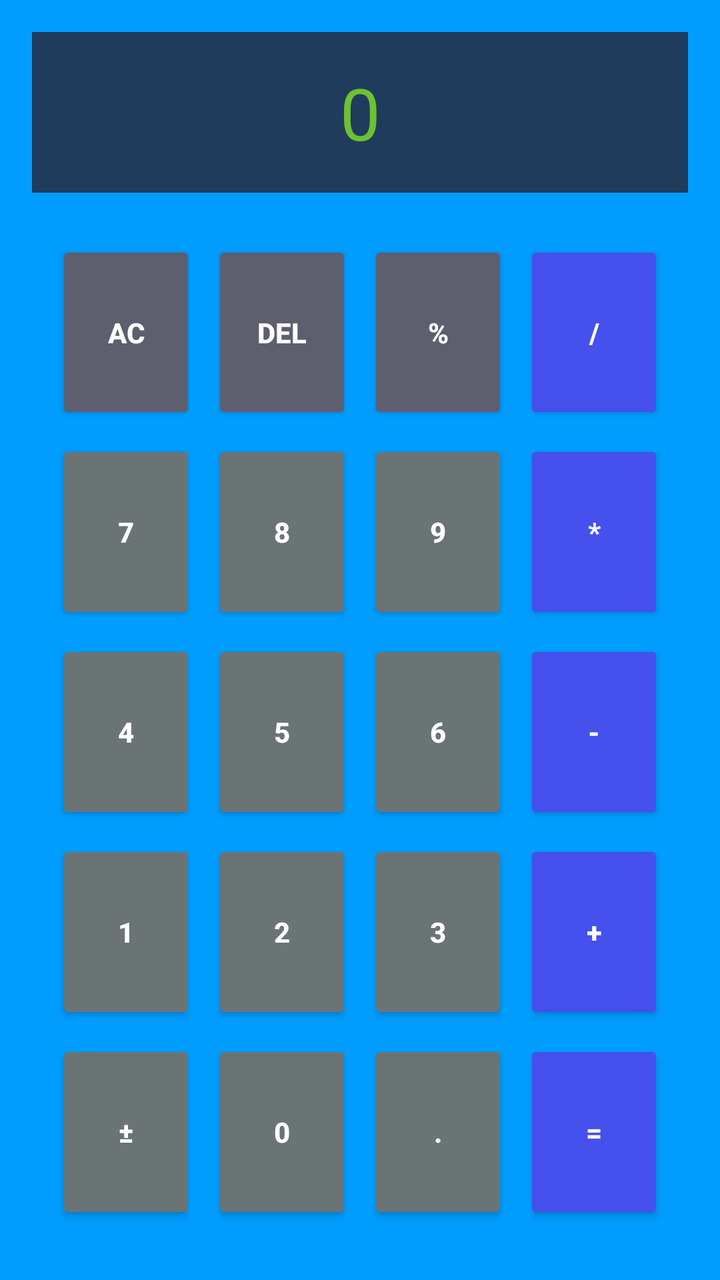
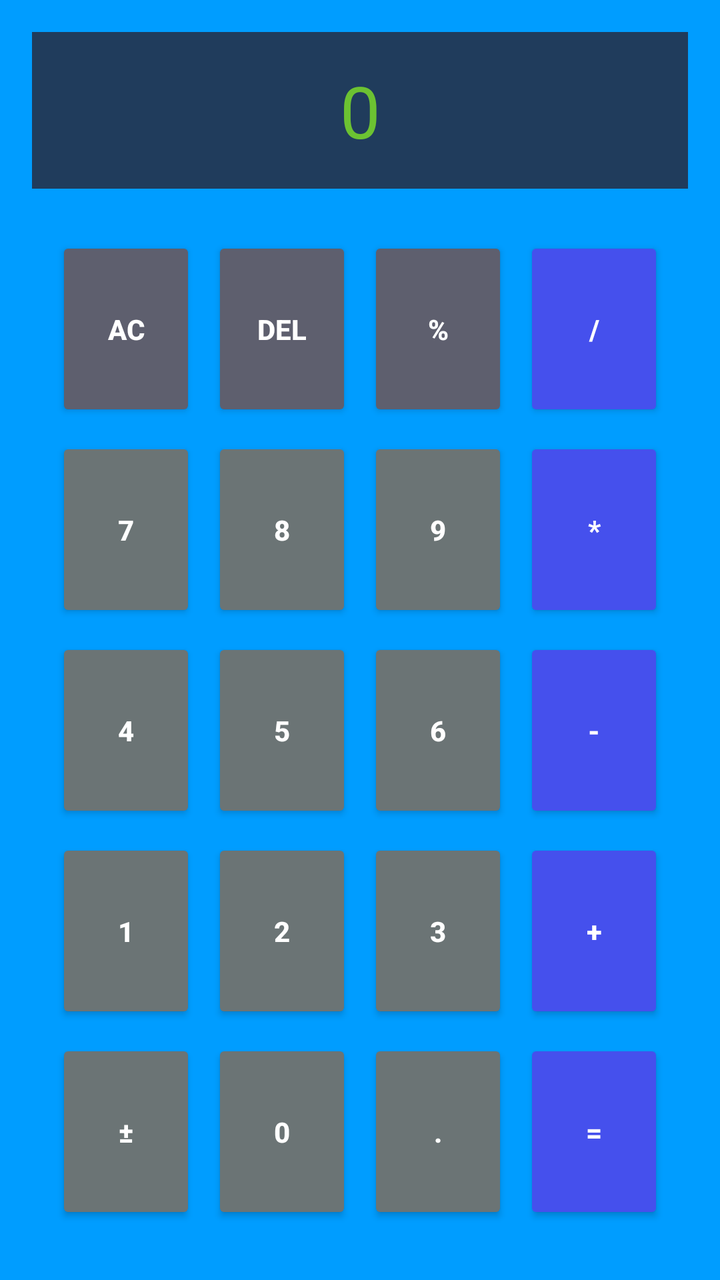

Compare the two renders of this Android layout. The source of the first and the diff that turns it into the second are given below.
<!-- AndroidManifest.xml: application theme Theme.Calculator09 -->
<!-- res/layout/activity_main.xml -->
<?xml version="1.0" encoding="utf-8"?>
<LinearLayout
    xmlns:android="http://schemas.android.com/apk/res/android"
    android:id="@+id/main"
    android:layout_width="match_parent"
    android:layout_height="match_parent"
    android:orientation="vertical"
    android:background="#009dff"
    android:padding="16dp">


    
    <TextView
        android:id="@+id/txtdisplay"
        android:layout_width="match_parent"
        android:layout_height="wrap_content"
        android:text="0"
        android:padding="16dp"
        android:textColor="#6cc232"
        android:gravity="center"
        android:background="#203c5c"
        android:layout_marginBottom="12dp"
        android:textSize="36sp"/>
    

    <LinearLayout
        android:layout_width="match_parent"
        android:layout_height="0dp"
        android:layout_weight="1"
        android:orientation="vertical"
        android:padding="8dp">

        
        <LinearLayout
            android:layout_width="match_parent"
            android:layout_height="0dp"
            android:layout_weight="1"
            android:orientation="horizontal">
            
            <Button
                android:id="@+id/btnac"
                android:layout_width="0dp"
                android:layout_height="match_parent"
                android:layout_weight="1"
                android:text="AC"
                android:textColor="#ffffff"
                android:backgroundTint="#5e5f6e "

                android:textStyle="bold"
                android:layout_margin="4dp"/>

            <Button
                android:id="@+id/btndel"
                android:layout_width="0dp"
                android:layout_height="match_parent"
                android:layout_weight="1"
                android:text="DEL"
                android:backgroundTint="#5e5f6e"
                android:textColor="#ffffff"
                android:textStyle="bold"
                android:layout_margin="4dp"/>

            <Button
                android:id="@+id/btnmod"
                android:layout_width="0dp"
                android:layout_height="match_parent"
                android:layout_weight="1"
                android:text="%"
                android:backgroundTint="#5e5f6e"
                android:textColor="#ffffff"
                android:textStyle="bold"
                android:layout_margin="4dp"/>

            <Button
                android:id="@+id/btndivide"
                android:layout_width="0dp"
                android:layout_height="match_parent"
                android:layout_weight="1"
                android:text="/"
                android:backgroundTint="#4550ed"
                android:textColor="#ffffff"
                android:textStyle="bold"
                android:layout_margin="4dp"/>



        </LinearLayout>

        
        <LinearLayout
            android:layout_width="match_parent"
            android:layout_height="0dp"
            android:layout_weight="1"
            android:orientation="horizontal">
            
            <Button
                android:id="@+id/btn7"
                android:layout_width="0dp"
                android:layout_height="match_parent"
                android:layout_weight="1"
                android:backgroundTint="#6b7475"
                android:textColor="#ffffff"
                android:text="7"
                android:textStyle="bold"
                android:layout_margin="4dp"/>

            <Button
                android:id="@+id/btn8"
                android:layout_width="0dp"
                android:layout_height="match_parent"
                android:layout_weight="1"
                android:backgroundTint="#6b7475"
                android:textColor="#ffffff"
                android:text="8"
                android:textStyle="bold"
                android:layout_margin="4dp"/>

            <Button
                android:id="@+id/btn9"
                android:layout_width="0dp"
                android:layout_height="match_parent"
                android:layout_weight="1"
                android:backgroundTint="#6b7475"
                android:textColor="#ffffff"
                android:text="9"
                android:textStyle="bold"
                android:layout_margin="4dp"/>

            <Button
                android:id="@+id/btnmuti"
                android:layout_width="0dp"
                android:layout_height="match_parent"
                android:layout_weight="1"
                android:backgroundTint="#4550ed"
                android:textColor="#ffffff"
                android:text="*"
                android:textStyle="bold"
                android:layout_margin="4dp"/>
        </LinearLayout>

        
        <LinearLayout
            android:layout_width="match_parent"
            android:layout_height="0dp"
            android:layout_weight="1"
            android:orientation="horizontal">
            
            <Button
                android:id="@+id/btn4"
                android:layout_width="0dp"
                android:layout_height="match_parent"
                android:backgroundTint="#6b7475"
                android:textColor="#ffffff"
                android:layout_weight="1"
                android:text="4"
                android:textStyle="bold"
                android:layout_margin="4dp"/>

            <Button
                android:id="@+id/btn5"
                android:layout_width="0dp"
                android:layout_height="match_parent"
                android:layout_weight="1"
                android:text="5"
                android:textStyle="bold"
                android:backgroundTint="#6b7475"
                android:textColor="#ffffff"
                android:layout_margin="4dp"/>

            <Button
                android:id="@+id/btn6"
                android:layout_width="0dp"
                android:layout_height="match_parent"
                android:layout_weight="1"
                android:text="6"
                android:textStyle="bold"
                android:backgroundTint="#6b7475"
                android:textColor="#ffffff"
                android:layout_margin="4dp"/>

            <Button
                android:id="@+id/btnminus"
                android:layout_width="0dp"
                android:layout_height="match_parent"
                android:layout_weight="1"
                android:text="-"
                android:backgroundTint="#4550ed"
                android:textColor="#ffffff"
                android:textStyle="bold"
                android:layout_margin="4dp"/>
        </LinearLayout>
        
        <LinearLayout
            android:layout_width="match_parent"
            android:layout_height="0dp"
            android:layout_weight="1"
            android:orientation="horizontal">
            
            <Button
                android:id="@+id/btn1"
                android:layout_width="0dp"
                android:layout_height="match_parent"
                android:layout_weight="1"
                android:text="1"
                android:backgroundTint="#6b7475"
                android:textColor="#ffffff"
                android:textStyle="bold"
                android:layout_margin="4dp"/>

            <Button
                android:id="@+id/btn2"
                android:layout_width="0dp"
                android:layout_height="match_parent"
                android:layout_weight="1"
                android:text="2"
                android:backgroundTint="#6b7475"
                android:textColor="#ffffff"
                android:textStyle="bold"
                android:layout_margin="4dp"/>

            <Button
                android:id="@+id/btn3"
                android:layout_width="0dp"
                android:layout_height="match_parent"
                android:layout_weight="1"
                android:text="3"
                android:textStyle="bold"
                android:backgroundTint="#6b7475"
                android:textColor="#ffffff"
                android:layout_margin="4dp"/>

            <Button
                android:id="@+id/btnplus"
                android:layout_width="0dp"
                android:layout_height="match_parent"
                android:textColor="#ffffff"
                android:layout_weight="1"
                android:text="+"
                android:textStyle="bold"

                android:backgroundTint="#4550ed"
                android:layout_margin="4dp"/>
        </LinearLayout>
        
        <LinearLayout
            android:layout_width="match_parent"
            android:layout_height="0dp"
            android:layout_weight="1"
            android:orientation="horizontal">
            
            <Button
                android:id="@+id/btnplusminus"
                android:layout_width="0dp"
                android:layout_height="match_parent"
                android:layout_weight="1"
                android:textColor="#ffffff"
                android:text="±"
                android:backgroundTint="#6b7475"
                android:textStyle="bold"
                android:layout_margin="4dp"/>

            <Button
                android:id="@+id/btn0"
                android:layout_width="0dp"
                android:layout_height="match_parent"
                android:layout_weight="1"
                android:textColor="#ffffff"
                android:backgroundTint="#6b7475"
                android:text="0"
                android:textStyle="bold"
                android:layout_margin="4dp"/>

            <Button
                android:id="@+id/btndot"
                android:layout_width="0dp"
                android:layout_height="match_parent"
                android:layout_weight="1"
                android:textColor="#ffffff"
                android:text="."
                android:backgroundTint="#6b7475"
                android:textStyle="bold"
                android:layout_margin="4dp"/>

            <Button
                android:id="@+id/btnresult"
                android:layout_width="0dp"
                android:layout_height="match_parent"
                android:layout_weight="1"
                android:textColor="#ffffff"
                android:text="="
                android:textStyle="bold"
                android:backgroundTint="#4550ed"
                android:layout_margin="4dp"/>
        </LinearLayout>

    </LinearLayout>


</LinearLayout>
<!-- resources referenced by this layout -->
<resources>
  <style name="Theme.Calculator09" parent="Base.Theme.Calculator09" />
  <style name="Base.Theme.Calculator09" parent="Theme.AppCompat.DayNight.NoActionBar">
          
          
      </style>
</resources>

<!-- the commit's change to res/layout/activity_main.xml (unified diff, before → after) -->
@@ -15,7 +15,7 @@
         android:layout_width="match_parent"
         android:layout_height="wrap_content"
         android:text="0"
-        android:padding="16dp"
+        android:padding="15dp"
         android:textColor="#6cc232"
         android:gravity="center"
         android:background="#203c5c"
